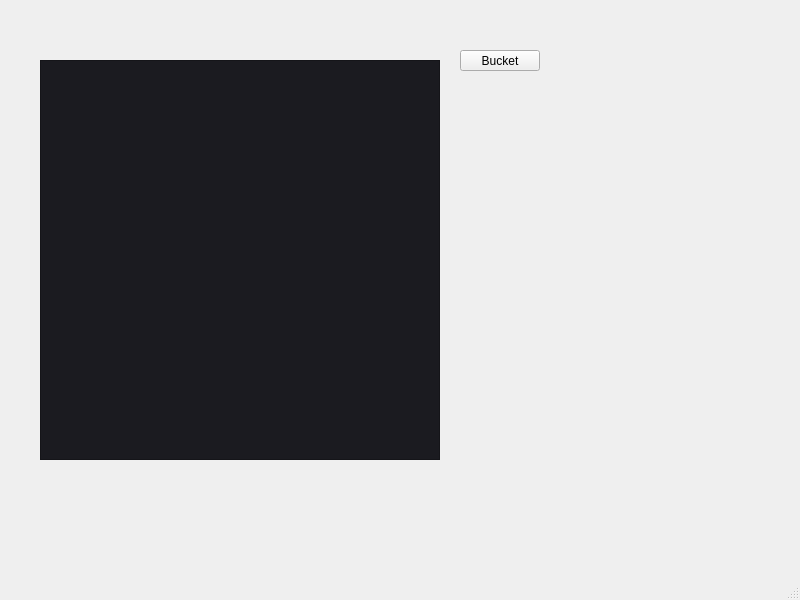
Before: the Qt Designer form mainwindow.ui in Projekty-Studyjne/Pixel-Painter, drawn with Qt 5.
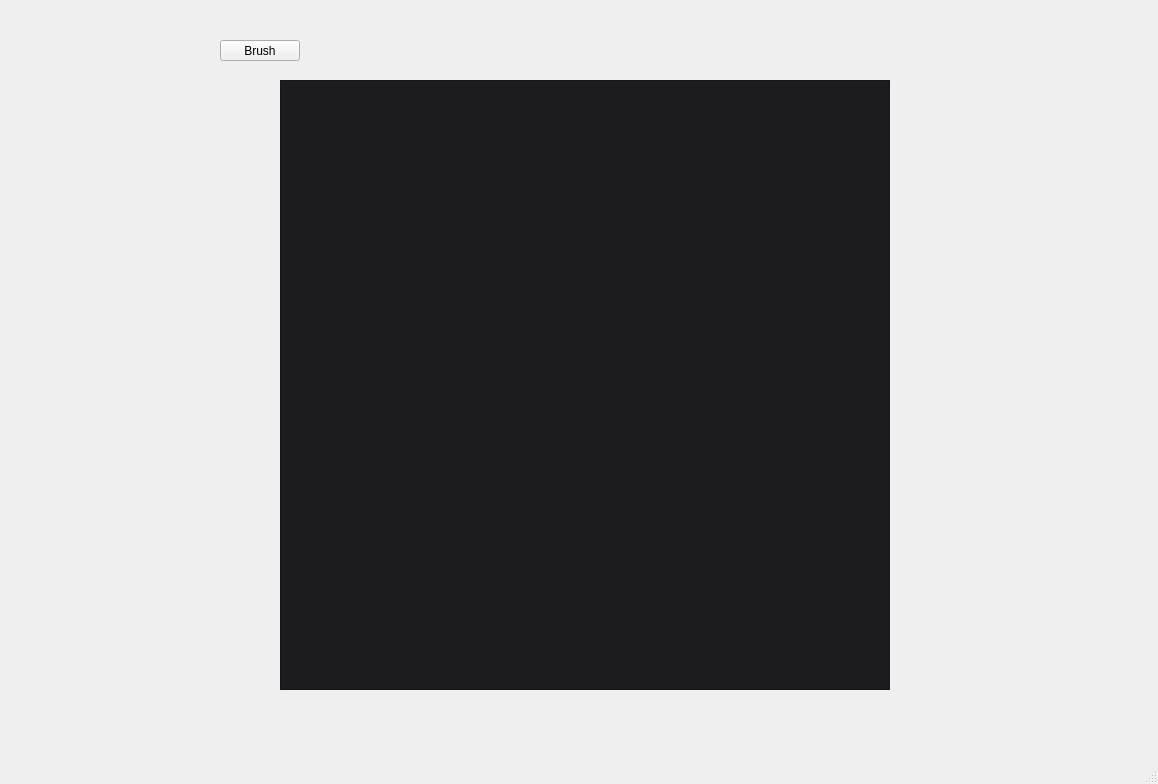
After: the same form once the commit is applied.

Diff of the .ui file:
```diff
--- a/mainwindow.ui
+++ b/mainwindow.ui
@@ -6,8 +6,8 @@
    <rect>
     <x>0</x>
     <y>0</y>
-    <width>800</width>
-    <height>600</height>
+    <width>1158</width>
+    <height>784</height>
    </rect>
   </property>
   <property name="windowTitle">
@@ -17,35 +17,35 @@
    <widget class="QPushButton" name="btnBucket">
     <property name="geometry">
      <rect>
-      <x>460</x>
-      <y>50</y>
+      <x>220</x>
+      <y>40</y>
       <width>80</width>
       <height>21</height>
      </rect>
     </property>
     <property name="text">
-     <string>Bucket</string>
+     <string>Brush</string>
     </property>
    </widget>
    <widget class="QGraphicsView" name="GraphicBoard">
     <property name="geometry">
      <rect>
-      <x>40</x>
-      <y>60</y>
-      <width>400</width>
-      <height>400</height>
+      <x>280</x>
+      <y>80</y>
+      <width>610</width>
+      <height>610</height>
      </rect>
     </property>
     <property name="minimumSize">
      <size>
-      <width>400</width>
-      <height>400</height>
+      <width>610</width>
+      <height>610</height>
      </size>
     </property>
     <property name="maximumSize">
      <size>
-      <width>400</width>
-      <height>400</height>
+      <width>610</width>
+      <height>610</height>
      </size>
     </property>
     <property name="styleSheet">
```
Left out of the diff: 4 changed lines with no effect on the pictures.
